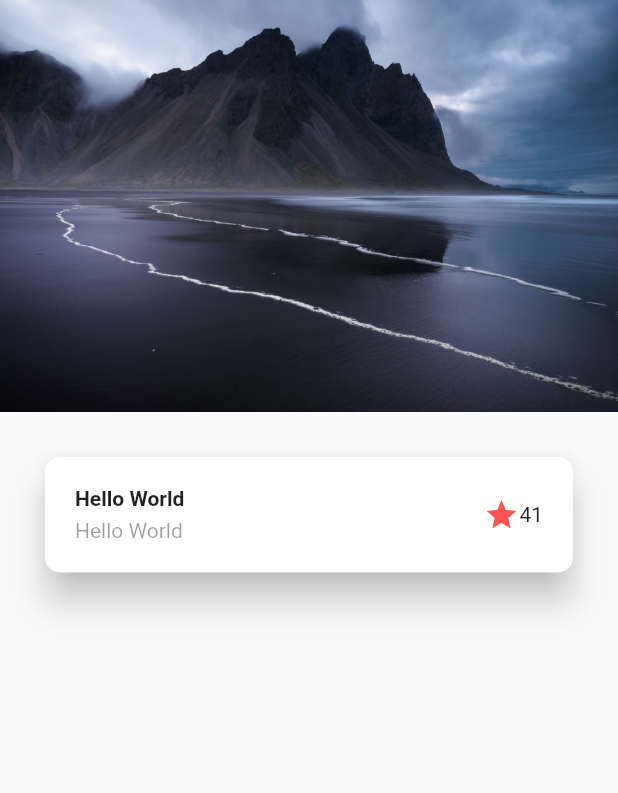
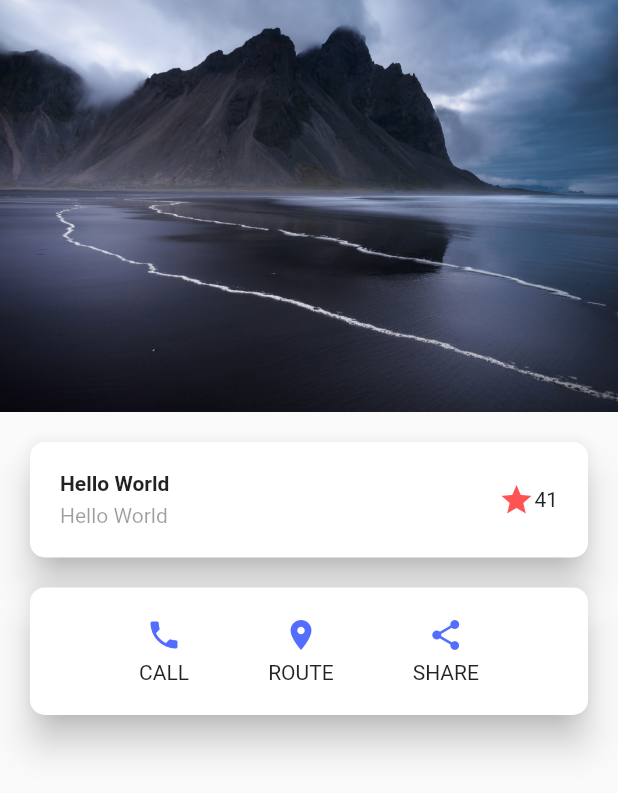
Before and after one commit to juanfranciscocis/Building_Layouts, a Flutter app: the screen it shows after launch, on a phone screen of 412 x 824 dp. Shown: the top 793 px of the screen. Run offline on Flutter 3.47's test engine with Material 2 defaults, Android fonts, the phone set to English and light mode, and no system bars.

Commit message:
ADDING SECOND LAYOUT

```diff
--- a/lib/screens/basic_design.dart
+++ b/lib/screens/basic_design.dart
@@ -11,9 +11,10 @@ class BasicDesignScreen extends StatelessWidget{
   Widget build(BuildContext context) {
     return Scaffold(
       body: Column(
-        children:  [
+        children:   [
           Image(image: AssetImage('assets/landscape.jpg')), //Image widget
           TitleWidget(), //TitleWidget widget
+          BottonSectionWidget()
 
         ],
       ),
--- /dev/null
+++ b/lib/widgets/button_section_widget.dart
@@ -0,0 +1,60 @@
+
+import 'package:flutter/material.dart';
+
+
+class BottonSectionWidget extends StatelessWidget {
+  const BottonSectionWidget({
+    Key? key,
+  }) : super(key: key);
+
+  @override
+  Widget build(BuildContext context) {
+    return Card(
+      shape: RoundedRectangleBorder(
+        borderRadius: BorderRadius.circular(10),
+      ),
+      elevation: 10,
+      margin: EdgeInsets.all(20),
+      child: Container(
+        padding: EdgeInsets.all(20),
+        child: Row(
+          mainAxisAlignment: MainAxisAlignment.spaceEvenly,
+          children: [
+
+            Column(
+              children:[
+                Icon(Icons.phone, color: Colors.indigoAccent),
+                //ADD SPACE BETWEEN ICON AND TEXT
+                SizedBox(height: 5),
+                Text('CALL'),
+              ]
+            ),
+
+            Column(
+                children:[
+                  Icon(Icons.location_on, color: Colors.indigoAccent),
+                  //ADD SPACE BETWEEN ICON AND TEXT
+                  SizedBox(height: 5),
+                  Text('ROUTE'),
+                ]
+            ),
+
+            Column(
+                children:[
+                  Icon(Icons.share, color: Colors.indigoAccent),
+                  //ADD SPACE BETWEEN ICON AND TEXT
+                  SizedBox(height: 5),
+                  Text('SHARE'),
+                ]
+            )
+
+
+
+
+
+
+        ],),
+      ),
+    );
+  }
+}
--- a/lib/widgets/title_widget.dart
+++ b/lib/widgets/title_widget.dart
@@ -13,7 +13,7 @@ class TitleWidget extends StatelessWidget {
         borderRadius: BorderRadius.circular(10),
       ),
       elevation: 10,
-      margin: EdgeInsets.all(30),
+      margin: EdgeInsets.only(left: 20, right: 20, top: 20),
       child: Container(
         margin: const EdgeInsets.symmetric(horizontal: 20, vertical: 20),
         child: Row(
@@ -22,7 +22,7 @@ class TitleWidget extends StatelessWidget {
 
             Column(
               crossAxisAlignment: CrossAxisAlignment.start, //aligns the text to the left
-              children: [
+              children: const [
                 Text('Hello World',
                   style: TextStyle(
                     fontWeight: FontWeight.bold,
@@ -38,8 +38,8 @@ class TitleWidget extends StatelessWidget {
 
             Expanded(child: Container()), //spaces the image to the right
 
-            Icon(Icons.star, color: Colors.redAccent,),
-            Text('41')
+            const Icon(Icons.star, color: Colors.redAccent,),
+            const Text('41')
 
           ],
         ),
--- a/lib/widgets/widgets.dart
+++ b/lib/widgets/widgets.dart
@@ -2,3 +2,4 @@
 
 export 'package:building_layouts/widgets/temp_home_screen.dart';
 export 'package:building_layouts/widgets/title_widget.dart';
+export 'package:building_layouts/widgets/button_section_widget.dart';
```
